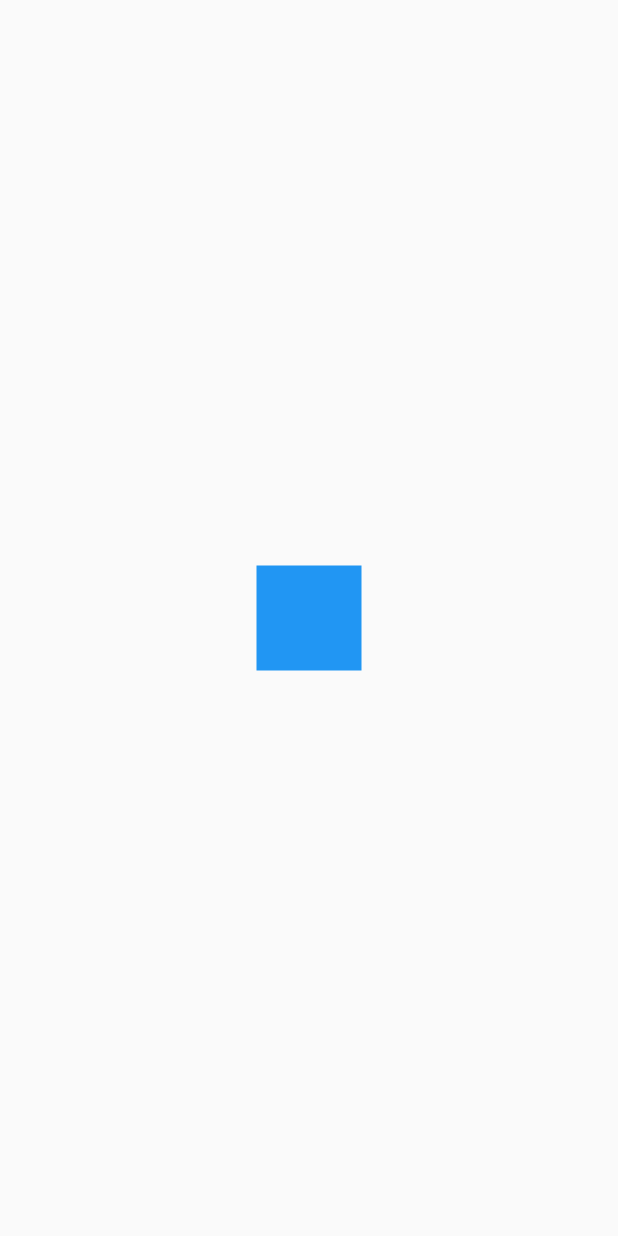
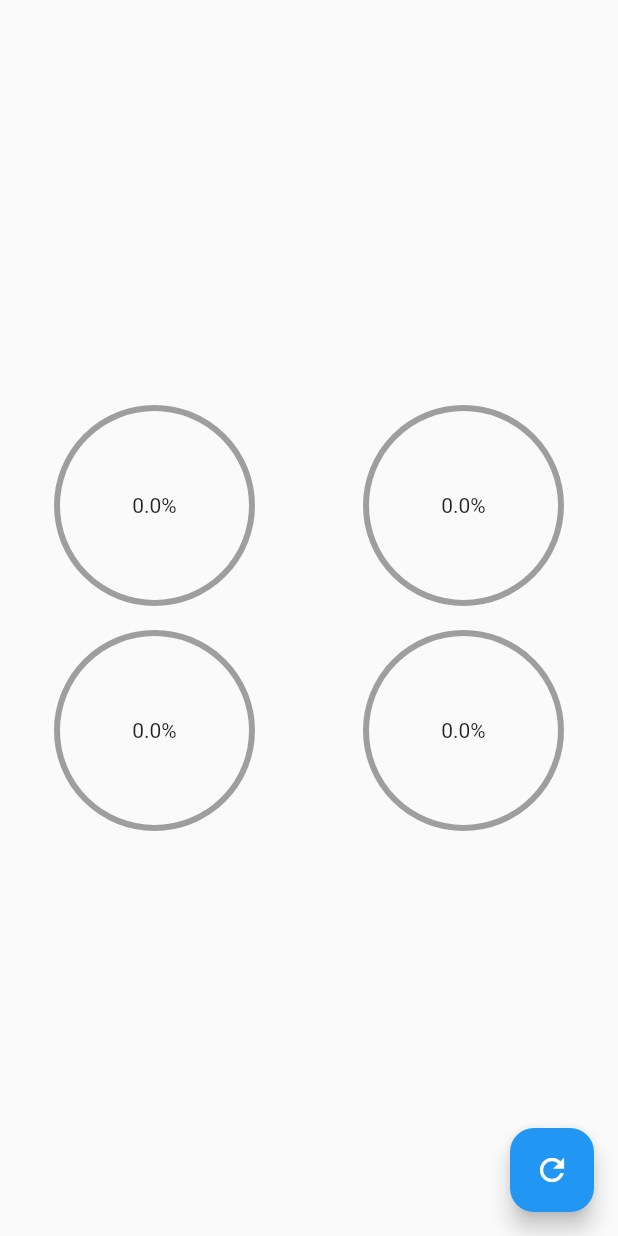
Before and after one commit to Scrackc/custom-painter, a Flutter app: the screen it shows after launch, on a phone screen of 412 x 824 dp. Run offline on Flutter 3.47's test engine with Material 2 defaults, Android fonts, the phone set to English and light mode, and no system bars.

Commit message:
circular progress indicator with animation

```diff
--- a/lib/main.dart
+++ b/lib/main.dart
@@ -1,5 +1,7 @@
 import 'package:flutter/material.dart';
-import 'package:ui_app/retos/cuadrado_animado_screen.dart';
+import 'package:ui_app/screens/graphs_circular_screen.dart';
+// import 'package:ui_app/labs/circular_progress_screen.dart';
+// import 'package:ui_app/retos/cuadrado_animado_screen.dart';
 // import 'package:ui_app/screens/animaciones_screen.dart';
 // import 'package:ui_app/screens/headers_screen.dart';
 
@@ -16,7 +18,7 @@ class MyApp extends StatelessWidget {
       theme: ThemeData.light().copyWith(
         useMaterial3: true
       ),
-      home: const CuadradoAnimadoScreen(),
+      home: const GraphsCircularScreen(),
     );
   }
 }
--- /dev/null
+++ b/lib/screens/graphs_circular_screen.dart
@@ -0,0 +1,90 @@
+import 'package:flutter/material.dart';
+
+import '../widgets/radial_progress.dart';
+
+class GraphsCircularScreen extends StatefulWidget {
+  const GraphsCircularScreen({Key? key}) : super(key: key);
+
+  @override
+  State<GraphsCircularScreen> createState() => _GraphsCircularScreenState();
+}
+
+class _GraphsCircularScreenState extends State<GraphsCircularScreen> {
+  double percentage = 0.0;
+
+  @override
+  Widget build(BuildContext context) {
+    return Scaffold(
+      body: Column(
+        mainAxisAlignment: MainAxisAlignment.center,
+        children: [
+          Row(
+            mainAxisAlignment: MainAxisAlignment.spaceAround,
+            children: [
+              CustomRadiasProgress(
+                percentage: percentage,
+                color: Colors.red,
+              ),
+              CustomRadiasProgress(
+                percentage: percentage,
+                color: Colors.blue,
+              )
+            ],
+          ),
+          Row(
+            mainAxisAlignment: MainAxisAlignment.spaceAround,
+            children: [
+              CustomRadiasProgress(
+                percentage: percentage,
+                color: Colors.green,
+              ),
+              CustomRadiasProgress(
+                percentage: percentage,
+                color: Colors.purple,
+              )
+            ],
+          ),
+        ],
+      ),
+      floatingActionButton: FloatingActionButton(
+        onPressed: () {
+          setState(() {
+            percentage += 10;
+            if (percentage > 100) {
+              percentage = 0;
+            }
+          });
+        },
+        child: const Icon(Icons.refresh),
+      ),
+    );
+  }
+}
+
+class CustomRadiasProgress extends StatelessWidget {
+  const CustomRadiasProgress({
+    super.key,
+    required this.percentage,
+    required this.color,
+  });
+
+  final double percentage;
+  final Color color;
+
+  @override
+  Widget build(BuildContext context) {
+    return Container(
+      width: 150,
+      height: 150,
+      child: Stack(children: [
+        RadialProgress(
+          percentage: percentage,
+          primaryColor: color,
+        ),
+        Center(
+          child: Text('$percentage%'),
+        )
+      ]),
+    );
+  }
+}
--- /dev/null
+++ b/lib/widgets/radial_progress.dart
@@ -0,0 +1,173 @@
+import 'dart:math';
+
+import 'package:flutter/material.dart';
+
+class RadialProgress extends StatefulWidget {
+  final double percentage;
+  final Color primaryColor;
+  final Color secondaryColor;
+  final double strokePrimary;
+  final double strokeSecondary;
+  // final double startPosition; // TODO añadir las opciones [LEFT, RIGHT, TOP, BOTTOM]
+
+  const RadialProgress(
+      {super.key,
+      required this.percentage,
+      this.primaryColor = Colors.blue,
+      this.secondaryColor = Colors.grey,
+      this.strokeSecondary = 4,
+      this.strokePrimary = 10});
+
+  @override
+  State<RadialProgress> createState() => _RadialProgressState();
+}
+
+class _RadialProgressState extends State<RadialProgress>
+    with SingleTickerProviderStateMixin {
+  late AnimationController controller;
+  late double lastPercentage;
+
+  @override
+  void initState() {
+    lastPercentage = widget.percentage;
+    controller = AnimationController(
+        vsync: this, duration: const Duration(milliseconds: 200));
+
+    super.initState();
+  }
+
+  @override
+  void dispose() {
+    controller.dispose();
+    super.dispose();
+  }
+
+  @override
+  Widget build(BuildContext context) {
+    controller.forward(from: 0);
+
+    final diff = widget.percentage - lastPercentage;
+    lastPercentage = widget.percentage;
+
+    return AnimatedBuilder(
+      animation: controller,
+      builder: (context, child) {
+        return Container(
+          padding: const EdgeInsets.all(10),
+          width: double.infinity,
+          height: double.infinity,
+          child: CustomPaint(
+            painter: _MyRadialProgressGradient(
+                (widget.percentage - diff) + (diff * controller.value),
+                widget.primaryColor,
+                widget.secondaryColor,
+                widget.strokeSecondary,
+                widget.strokePrimary),
+          ),
+        );
+      },
+    );
+  }
+}
+
+class _MyRadialProgress extends CustomPainter {
+  final double percentage;
+  final Color primaryColor;
+  final Color secondaryColor;
+  final double strokePrimary;
+  final double strokeSecondary;
+
+  _MyRadialProgress(this.percentage, this.primaryColor, this.secondaryColor,
+      this.strokeSecondary, this.strokePrimary);
+
+  @override
+  void paint(Canvas canvas, Size size) {
+    // Circulo completado
+    final paint = Paint()
+      ..strokeWidth = strokeSecondary
+      ..color = secondaryColor
+      ..style = PaintingStyle.stroke;
+
+    final Offset center = Offset(size.width * 0.5, size.height * 0.5);
+    final double radius = min(size.width * 0.5, size.height * 0.5);
+    canvas.drawCircle(center, radius, paint);
+
+    // Arco
+    final paintArc = Paint()
+      ..strokeWidth = strokePrimary
+      ..color = primaryColor
+      ..strokeCap = StrokeCap.round
+      ..style = PaintingStyle.stroke;
+
+    // Parte que se debera ir llenando
+    double arcAngle = 2 * pi * (percentage / 100);
+    canvas.drawArc(
+      Rect.fromCircle(center: center, radius: radius),
+      -pi / 2,
+      arcAngle,
+      false,
+      paintArc,
+    );
+  }
+
+  @override
+  bool shouldRepaint(covariant CustomPainter oldDelegate) {
+    return true;
+  }
+}
+
+class _MyRadialProgressGradient extends CustomPainter {
+  final double percentage;
+  final Color primaryColor;
+  final Color secondaryColor;
+  final double strokePrimary;
+  final double strokeSecondary;
+
+  _MyRadialProgressGradient(this.percentage, this.primaryColor,
+      this.secondaryColor, this.strokeSecondary, this.strokePrimary);
+
+  @override
+  void paint(Canvas canvas, Size size) {
+    const Gradient gradient =  LinearGradient(
+      colors: [
+        Color(0xffC012FF),
+        Color(0xff6D05E8),
+        Colors.red,
+      ],
+    );
+    final Rect rect = Rect.fromCircle(center: const Offset(0, 0), radius: 180);
+
+    // Circulo completado
+    final paint = Paint()
+      ..strokeWidth = strokeSecondary
+      ..color = secondaryColor
+      ..style = PaintingStyle.stroke;
+
+    final Offset center = Offset(size.width * 0.5, size.height * 0.5);
+    final double radius = min(size.width * 0.5, size.height * 0.5);
+    canvas.drawCircle(center, radius, paint);
+
+    // Arco
+    final paintArc = Paint()
+      ..strokeWidth = strokePrimary
+      // ..color = primaryColor
+      ..shader = gradient.createShader(rect)
+      ..strokeCap = StrokeCap.round
+      ..style = PaintingStyle.stroke;
+
+    // Parte que se debera ir llenando
+    double arcAngle = 2 * pi * (percentage / 100);
+    canvas.drawArc(
+      Rect.fromCircle(center: center, radius: radius),
+      -pi / 2,
+      arcAngle,
+      false,
+      paintArc,
+    );
+  }
+
+  @override
+  bool shouldRepaint(covariant CustomPainter oldDelegate) {
+    return true;
+  }
+}
```
Also changed, not shown: lib/labs/circular_progress_screen.dart (added, +109 -0 lines).
